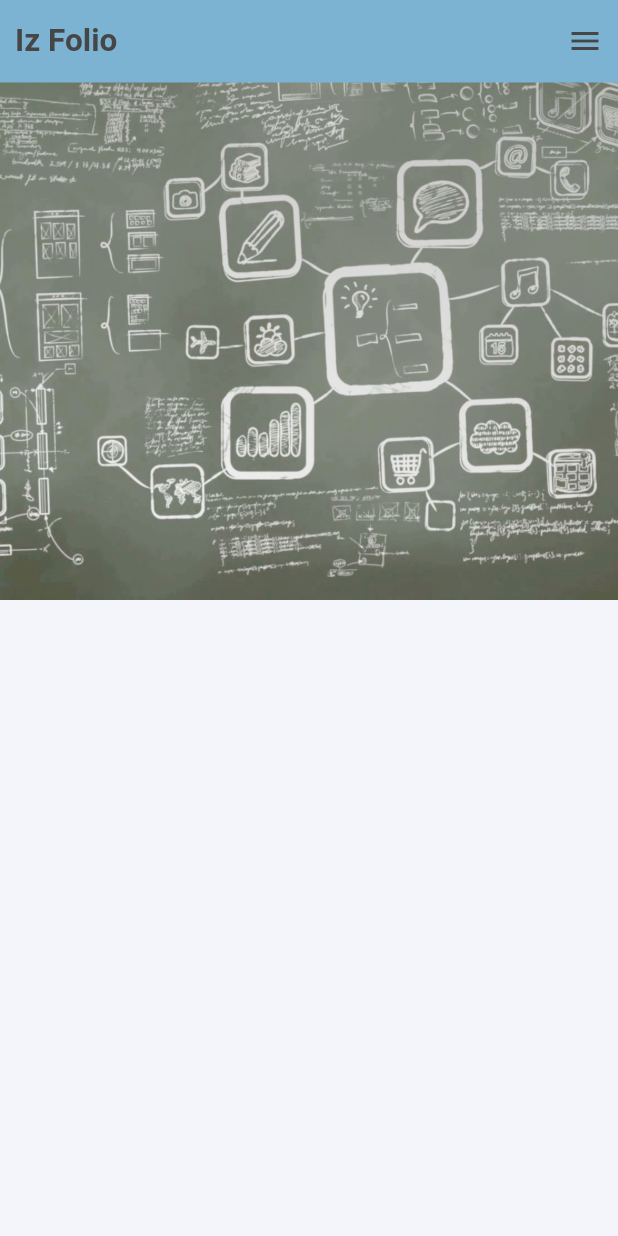
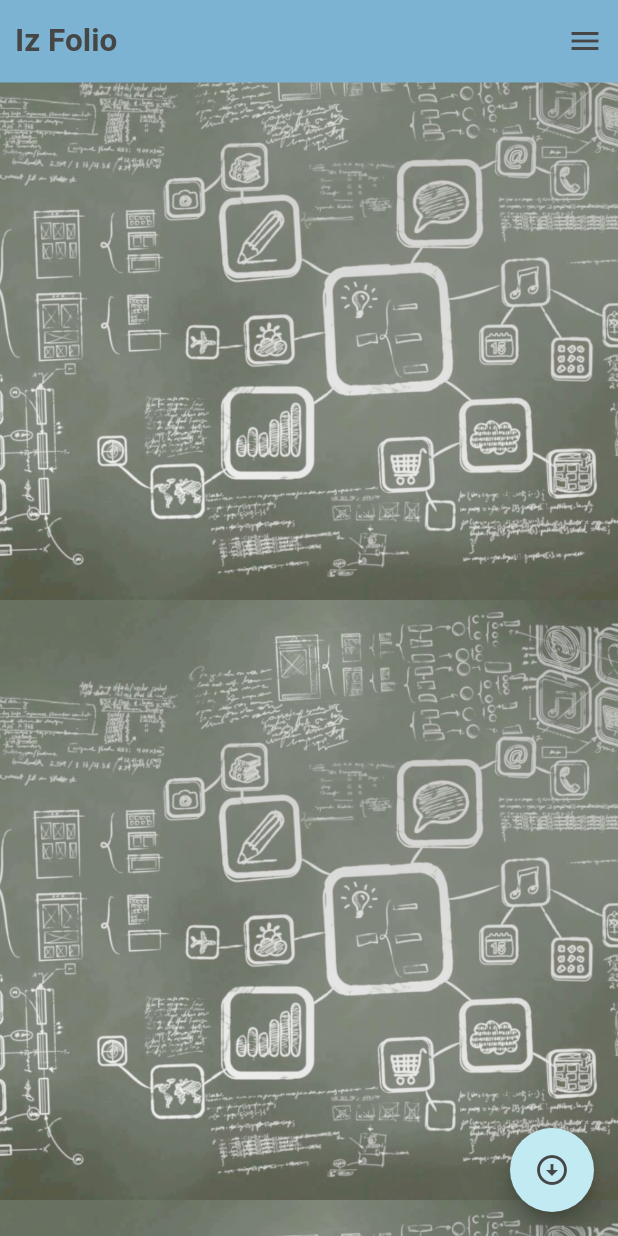
Before and after one commit to jeongwoo0427/portfolio_flutterweb, a Flutter app: the screen it shows after launch, on a phone screen of 412 x 824 dp. Run offline on Flutter 3.47's test engine with Material 2 defaults, Android fonts, the phone set to English and light mode, and no system bars; our stand-ins replace responsive_framework; Roboto replaces fonts that are missing (nanum_square_round).

Commit message:
feat: 특정 위젯으로 스크롤 기능 구현

```diff
--- a/lib/ui/screen/home/home_screen.dart
+++ b/lib/ui/screen/home/home_screen.dart
@@ -11,9 +11,19 @@ class HomeScreen extends StatefulWidget {
 }
 
 class _HomeScreenState extends State<HomeScreen> {
+  final banner1Key = GlobalKey();
+  final banner2Key = GlobalKey();
+  final banner3Key = GlobalKey();
+
   @override
   Widget build(BuildContext context) {
     return Scaffold(
+      floatingActionButton: FloatingActionButton(
+        child: Icon(Icons.arrow_circle_down_sharp),
+        onPressed: () {
+          Scrollable.ensureVisible(banner2Key.currentContext!, curve: Curves.decelerate, duration: Duration(milliseconds: 500));
+        },
+      ),
       body: Stack(
         children: [
           Positioned.fill(
@@ -24,11 +34,30 @@ class _HomeScreenState extends State<HomeScreen> {
                   print('onPointerDown');
                   FocusScope.of(context).requestFocus(FocusNode());
                 },
-                child: BannerPage(),
+                child: Column(
+                  children: [
+                    BannerPage(
+                      key: banner1Key,
+                    ),
+                    BannerPage(),
+                    BannerPage(
+                      key: banner2Key,
+                    ),
+                    BannerPage(),
+                    BannerPage(
+                      key: banner3Key,
+                    )
+                  ],
+                ),
               ),
             ),
           ),
-          Positioned(top: 0,right: 0,left: 0,child: NavigationWidget(),),
+          Positioned(
+            top: 0,
+            right: 0,
+            left: 0,
+            child: NavigationWidget(),
+          ),
         ],
       ),
     );
```
